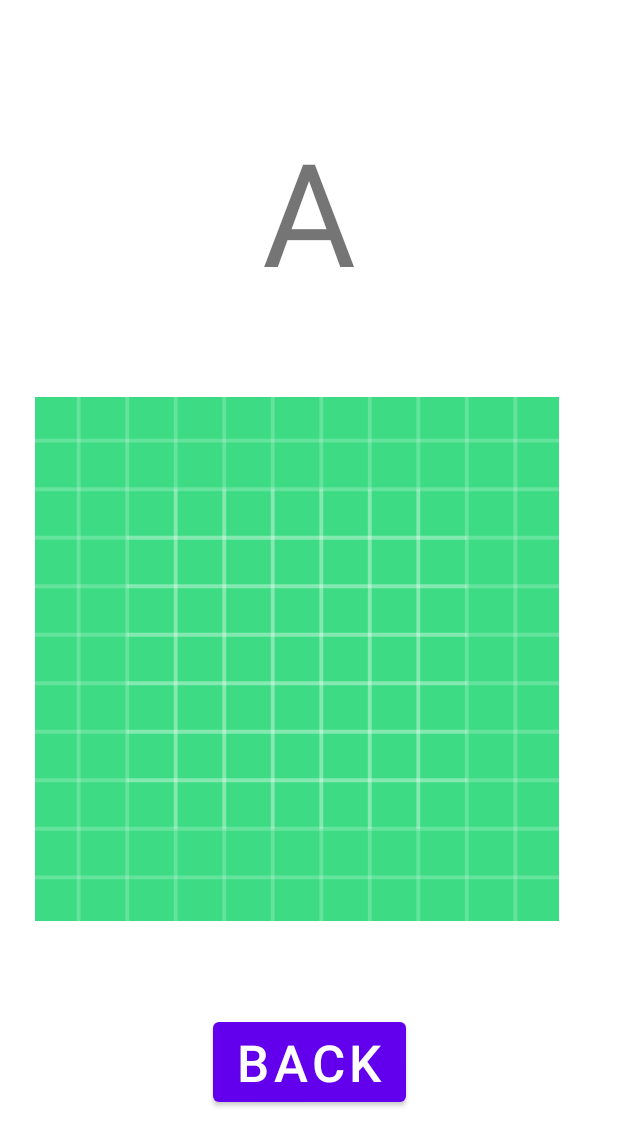
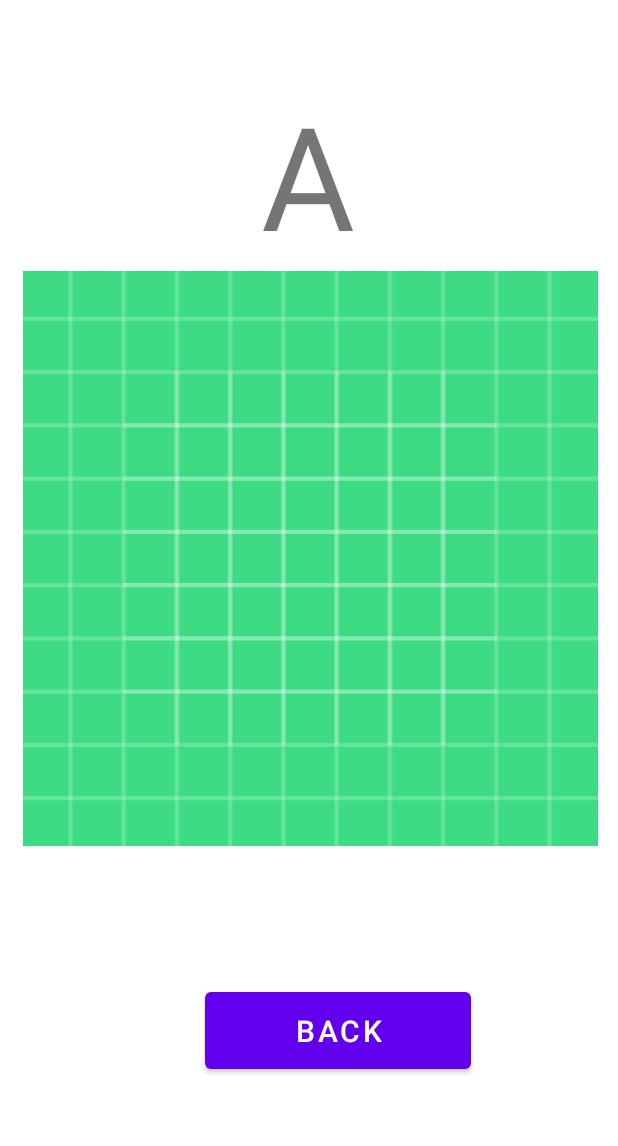
Before and after one commit to MuhammadSaad000/MC-AppForKids, an Android app: the layout activity_main3.xml on its own in the app's theme, with its tools: preview values and no code run, on a phone screen of 412 x 824 dp. Shown: the top 1146 px of the screen. Run offline under Robolectric (Android 15) with nearby library versions, the phone set to English and light mode, and no system bars.

Commit message:
New Activity Added

```diff
--- a/app/src/main/res/layout/activity_main3.xml
+++ b/app/src/main/res/layout/activity_main3.xml
@@ -10,35 +10,38 @@
         android:id="@+id/textView"
         android:layout_width="wrap_content"
         android:layout_height="wrap_content"
-        android:layout_marginTop="76dp"
+        android:layout_marginTop="52dp"
         android:text="A"
         android:textSize="96sp"
         app:layout_constraintEnd_toEndOf="parent"
+        app:layout_constraintHorizontal_bias="0.498"
         app:layout_constraintStart_toStartOf="parent"
         app:layout_constraintTop_toTopOf="parent" />
 
     <ImageView
         android:id="@+id/img"
-        android:layout_width="396dp"
-        android:layout_height="349dp"
+        android:layout_width="472dp"
+        android:layout_height="383dp"
         app:layout_constraintBottom_toBottomOf="parent"
         app:layout_constraintEnd_toEndOf="parent"
-        app:layout_constraintHorizontal_bias="0.0"
+        app:layout_constraintHorizontal_bias="0.508"
         app:layout_constraintStart_toStartOf="parent"
         app:layout_constraintTop_toBottomOf="@+id/textView"
-        app:layout_constraintVertical_bias="0.223"
+        app:layout_constraintVertical_bias="0.0"
         app:srcCompat="@drawable/ic_launcher_background" />
 
     <Button
         android:id="@+id/button27"
-        android:layout_width="wrap_content"
-        android:layout_height="wrap_content"
+        android:layout_width="177dp"
+        android:layout_height="63dp"
         android:layout_marginTop="55dp"
         android:layout_marginBottom="77dp"
         android:text="Back"
-        android:textSize="34sp"
+        android:textSize="20sp"
         app:layout_constraintBottom_toBottomOf="parent"
         app:layout_constraintEnd_toEndOf="parent"
+        app:layout_constraintHorizontal_bias="0.581"
         app:layout_constraintStart_toStartOf="parent"
-        app:layout_constraintTop_toBottomOf="@+id/img" />
+        app:layout_constraintTop_toBottomOf="@+id/img"
+        app:layout_constraintVertical_bias="0.561" />
 </androidx.constraintlayout.widget.ConstraintLayout>
--- /dev/null
+++ b/app/src/main/res/layout/layout.xml
@@ -0,0 +1,5 @@
+<?xml version="1.0" encoding="utf-8"?>
+<shape xmlns:android="http://schemas.android.com/apk/res/android">
+    <solid android:color="#FF9900"/>
+    <corners android:radius="999dp"/>
+</shape>
```
Also changed, not shown: app/src/main/AndroidManifest.xml (+6 -3 lines), app/src/main/java/com/example/appforkids/ExamActivity.java (added, +13 -0 lines), app/src/main/java/com/example/appforkids/MainActivity.java (+12 -0 lines), app/src/main/res/layout/activity_exam.xml (added, +75 -0 lines), app/src/main/res/drawable-v24/custombutton.jpeg (added).
